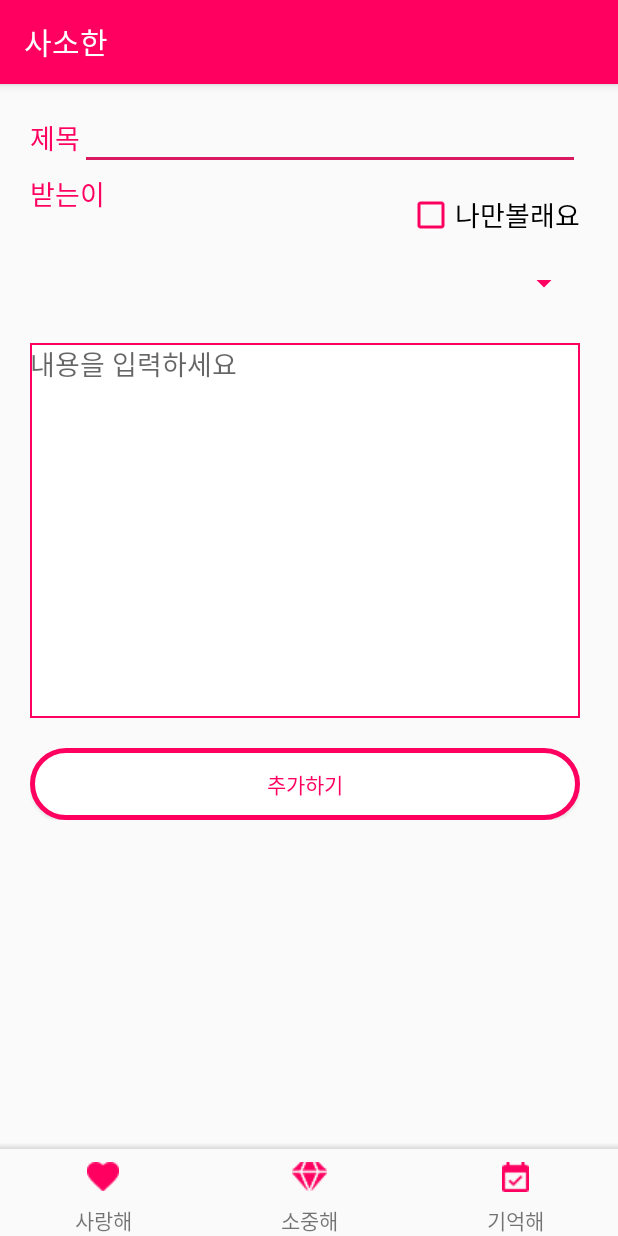
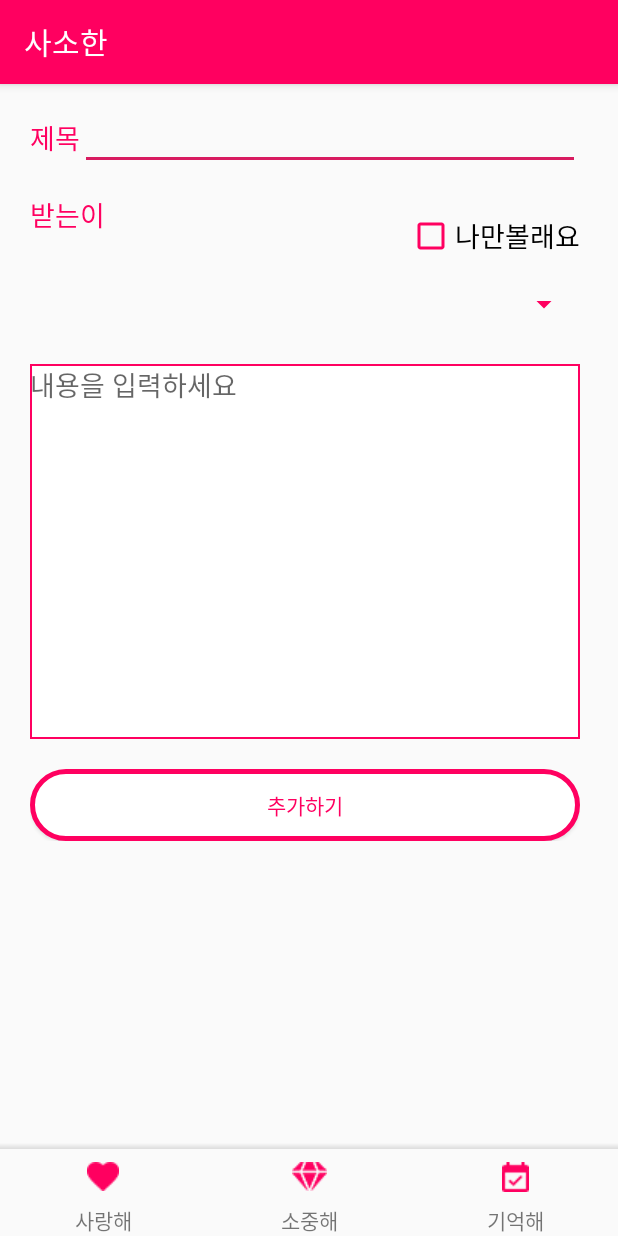
Before and after one commit to tmddus/SASOHAN, an Android app: the screen it shows after launch (MainActivity), on a phone screen of 412 x 824 dp. Run offline under Robolectric (Android 15) with nearby library versions, the phone set to English and light mode, and no system bars.

Commit message:
사랑해 xml2

```diff
--- a/app/src/main/res/layout/saranghae.xml
+++ b/app/src/main/res/layout/saranghae.xml
@@ -35,6 +35,7 @@
             android:layout_width="match_parent"
             android:layout_height="wrap_content"
             android:orientation="horizontal"
+            android:layout_marginTop="14dp"
             android:layout_marginLeft="20dp"
             android:layout_marginRight="25dp">
             <TextView
```
